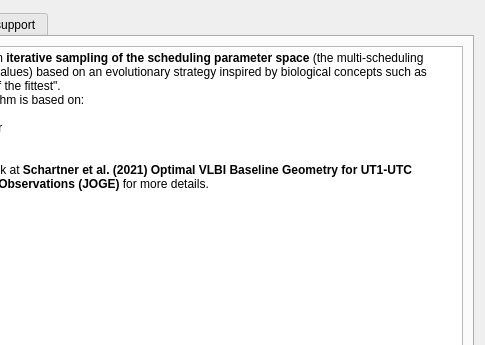
This is Widgets/mulitschedulingwidget.ui in TUW-VieVS/VieSchedppGUI as Qt 5 draws it before an edit; both pictures show x 309 to 794 and y 0 to 345 of the 794 by 594 pixel window. The edited form follows.
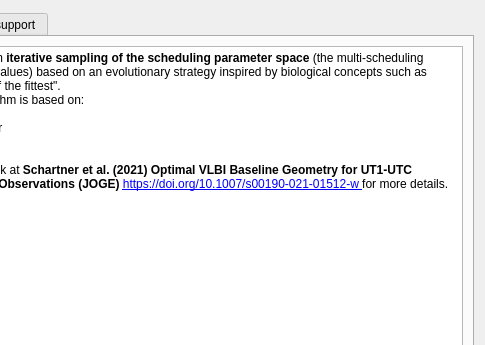
This is the edited form. The open tabs and pages were chosen to show the change. Icons and pictures are not drawn.

Commit message: calibrator block change all

Patch:
```diff
--- a/Widgets/mulitschedulingwidget.ui
+++ b/Widgets/mulitschedulingwidget.ui
@@ -951,7 +951,9 @@
 &lt;p style=&quot; margin-top:0px; margin-bottom:0px; margin-left:0px; margin-right:0px; -qt-block-indent:0; text-indent:0px;&quot;&gt;- crossover&lt;/p&gt;
 &lt;p style=&quot; margin-top:0px; margin-bottom:0px; margin-left:0px; margin-right:0px; -qt-block-indent:0; text-indent:0px;&quot;&gt;- selection. &lt;/p&gt;
 &lt;p style=&quot;-qt-paragraph-type:empty; margin-top:0px; margin-bottom:0px; margin-left:0px; margin-right:0px; -qt-block-indent:0; text-indent:0px;&quot;&gt;&lt;br /&gt;&lt;/p&gt;
-&lt;p style=&quot; margin-top:0px; margin-bottom:0px; margin-left:0px; margin-right:0px; -qt-block-indent:0; text-indent:0px;&quot;&gt;Have a look at &lt;span style=&quot; font-weight:600;&quot;&gt;Schartner et al. (2021) Optimal VLBI Baseline Geometry for UT1-UTC Intensive Observations (JOGE) &lt;/span&gt;for more details. &lt;/p&gt;
+&lt;p style=&quot; margin-top:0px; margin-bottom:0px; margin-left:0px; margin-right:0px; -qt-block-indent:0; text-indent:0px;&quot;&gt;Have a look at &lt;span style=&quot; font-weight:600;&quot;&gt;Schartner et al. (2021) Optimal VLBI Baseline Geometry for UT1-UTC Intensive Observations (JOGE) &lt;/span&gt;&lt;a href=&quot;https://doi.org/10.1007/s00190-021-01512-w
+
+&quot;&gt;&lt;span style=&quot; text-decoration: underline; color:#0000ff;&quot;&gt;https://doi.org/10.1007/s00190-021-01512-w &lt;/span&gt;&lt;/a&gt;for more details. &lt;/p&gt;
 &lt;p style=&quot;-qt-paragraph-type:empty; margin-top:0px; margin-bottom:0px; margin-left:0px; margin-right:0px; -qt-block-indent:0; text-indent:0px;&quot;&gt;&lt;br /&gt;&lt;/p&gt;
 &lt;p style=&quot; margin-top:0px; margin-bottom:0px; margin-left:0px; margin-right:0px; -qt-block-indent:0; text-indent:0px;&quot;&gt;&lt;img src=&quot;:/images/images/ES_scheduling_flowchart.png&quot; width=&quot;500&quot; /&gt;&lt;/p&gt;&lt;/body&gt;&lt;/html&gt;</string>
              </property>
```
Left out of the diff: 2 changed lines with no effect on the pictures. The commit also changes 3 other files.
